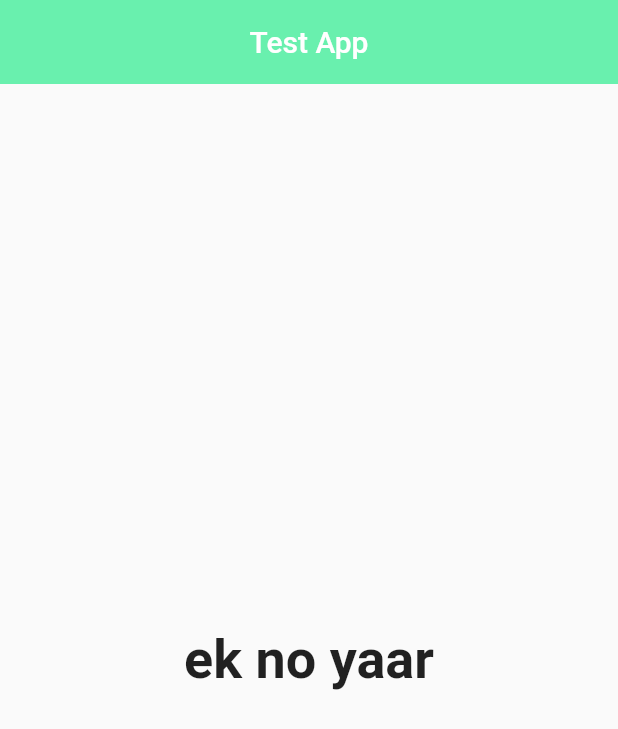
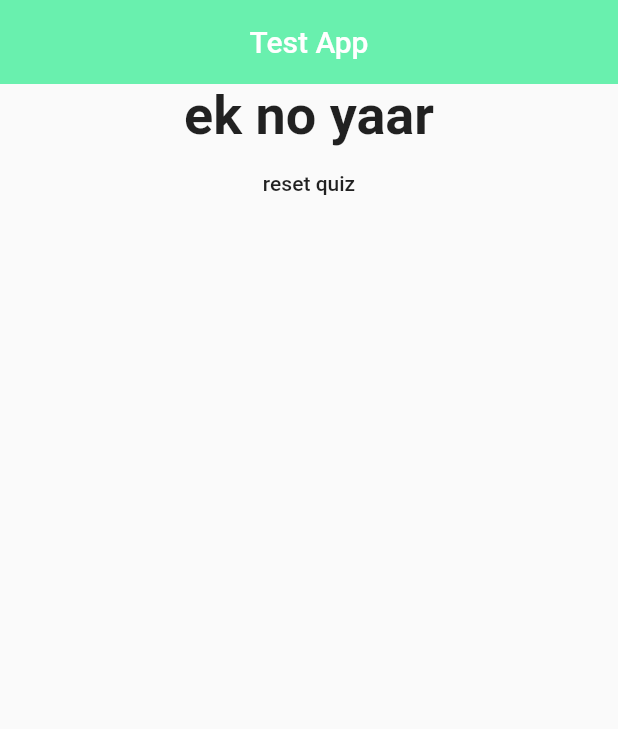
Before and after one commit to yasaavaise/quiz, a Flutter app: the screen it shows after launch, after a tap on "kuch nahi", after a tap on "bohot kaam hai", after a tap on "soo ke utha", on a phone screen of 412 x 824 dp. Shown: the top 729 px of the screen. Run offline on Flutter 3.47's test engine with Material 2 defaults, Android fonts, the light colour scheme and no system bars.

Commit message:
reset
reseting quiz added

```diff
--- a/lib/main.dart
+++ b/lib/main.dart
@@ -1,6 +1,4 @@
 import 'package:flutter/material.dart';
-import 'package:yasa1st/answer.dart';
-import 'package:yasa1st/question.dart';
 import 'package:yasa1st/quiz.dart';
 import 'package:yasa1st/result.dart';
 
@@ -47,6 +45,13 @@ class _MyAppState extends State<MyApp> {
   var _questionIndex = 0;
   var _totalScore = 0;
 
+  void _resetQuiz() {
+    setState(() {
+      _questionIndex = 0;
+      _totalScore = 0;
+    });
+  }
+
   void _answerQuestion(int score) {
     _totalScore += score;
     setState(() {
@@ -76,7 +81,7 @@ class _MyAppState extends State<MyApp> {
                 questionIndex: _questionIndex,
                 questions: _questions,
               )
-            : Results(_totalScore),
+            : Results(_totalScore, _resetQuiz),
       ),
     );
   }
--- a/lib/result.dart
+++ b/lib/result.dart
@@ -2,6 +2,9 @@ import 'package:flutter/material.dart';
 
 class Results extends StatelessWidget {
   final int resultScore;
+  final Function resetResult;
+
+  Results(this.resultScore, this.resetResult);
 
   String get resultPhrase {
     String resultText;
@@ -17,14 +20,21 @@ class Results extends StatelessWidget {
     return resultText;
   }
 
-  Results(this.resultScore);
   @override
   Widget build(BuildContext context) {
-    return Center(
-      child: Text(
-        resultPhrase,
-        style: TextStyle(fontSize: 36, fontWeight: FontWeight.bold),
-      ),
+    return Column(
+      children: [
+        Center(
+          child: Text(
+            resultPhrase,
+            style: TextStyle(fontSize: 36, fontWeight: FontWeight.bold),
+          ),
+        ),
+        FlatButton(
+          child: Text('reset quiz'),
+          onPressed: resetResult,
+        ),
+      ],
     );
   }
 }
```
